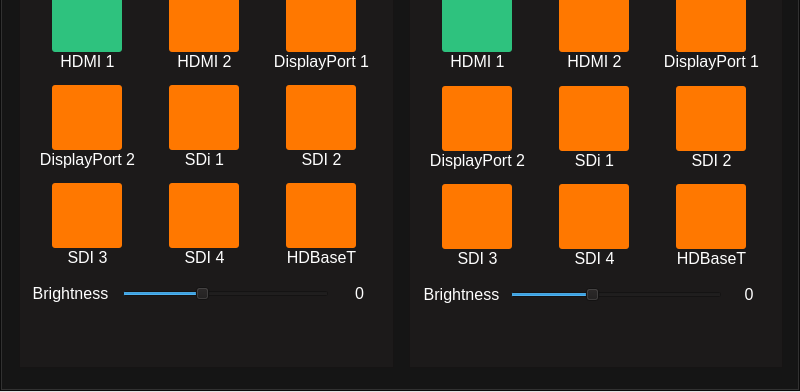
First picture: the form in remote.ui, repository samuelnyobe/NECRemote, before the edit; both pictures show x 0 to 800 and y 208 to 600 of the 800 by 600 pixel window.
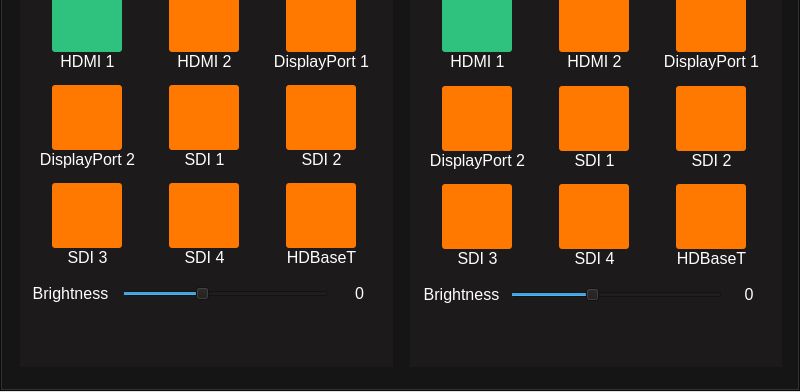
Second picture: the form after the edit. Icons and pictures are not drawn.

Patch:
```diff
--- a/remote.ui
+++ b/remote.ui
@@ -567,7 +567,7 @@
              </font>
             </property>
             <property name="text">
-             <string>SDi 1</string>
+             <string>SDI 1</string>
             </property>
             <property name="alignment">
              <set>Qt::AlignCenter</set>
@@ -1216,7 +1216,7 @@
              </font>
             </property>
             <property name="text">
-             <string>SDi 1</string>
+             <string>SDI 1</string>
             </property>
             <property name="alignment">
              <set>Qt::AlignCenter</set>
```
